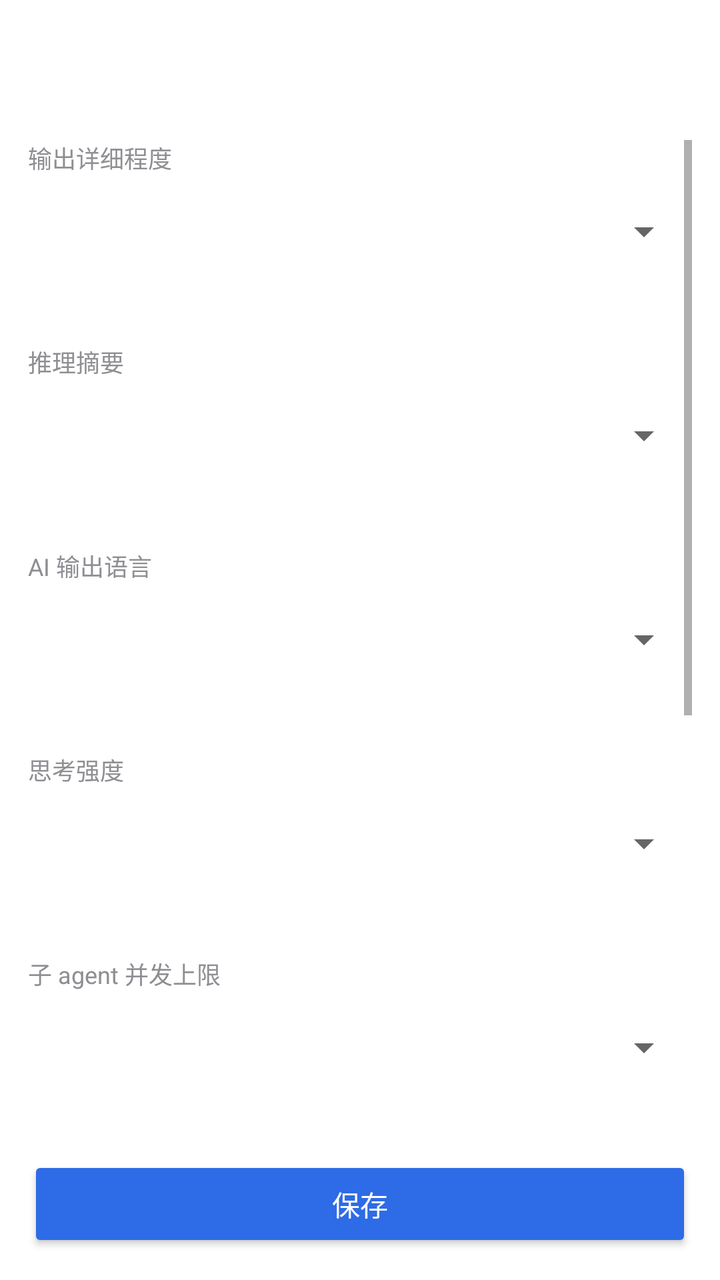
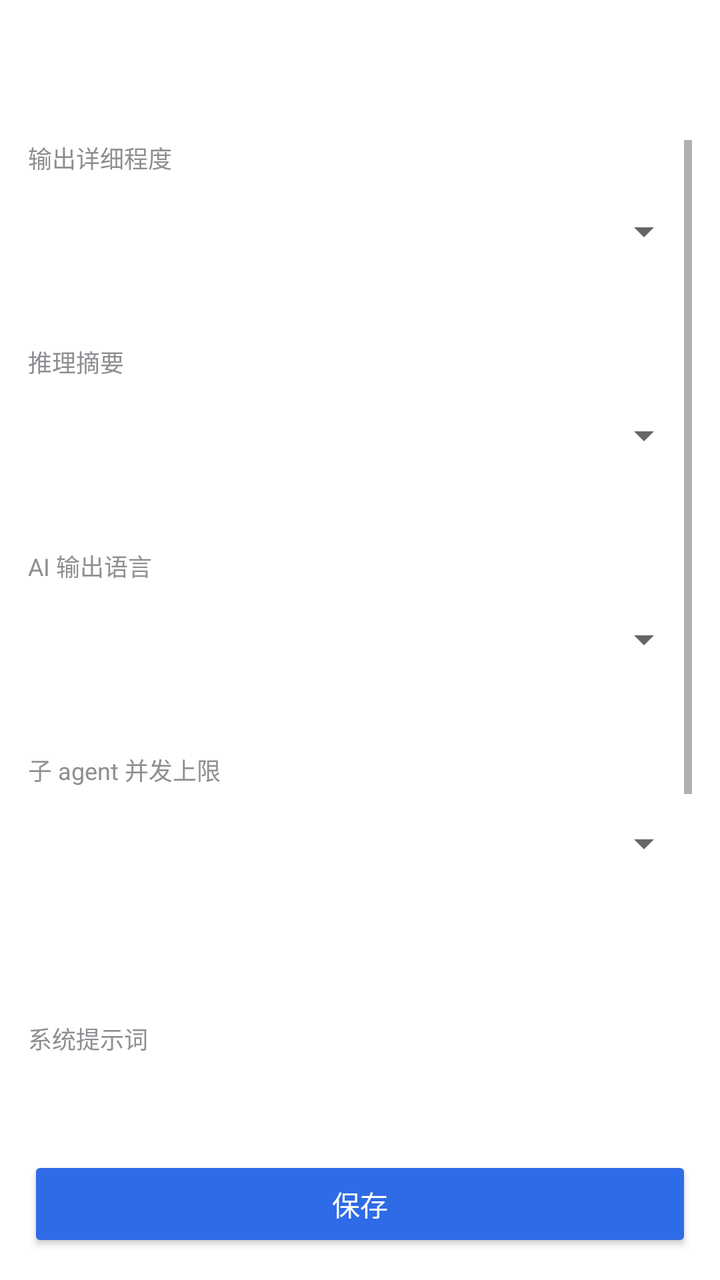

Before-and-after screenshots of an Android layout around one commit, followed by the original layout XML and the change that was made.
<!-- AndroidManifest.xml: application theme AppTheme -->
<!-- res/layout/activity_user_preferences.xml -->
<?xml version="1.0" encoding="utf-8"?>
<LinearLayout xmlns:android="http://schemas.android.com/apk/res/android"
    android:layout_width="match_parent" android:layout_height="match_parent"
    android:orientation="vertical" android:background="@color/bg_window">
    <androidx.appcompat.widget.Toolbar android:id="@+id/toolbar"
        android:layout_width="match_parent" android:layout_height="?attr/actionBarSize"
        android:background="@color/surface" android:title="@string/settings_preferences_title"
        android:titleTextColor="@color/text_primary"/>
    <ScrollView android:layout_width="match_parent" android:layout_height="0dp"
        android:layout_weight="1" android:padding="14dp">
        <LinearLayout android:layout_width="match_parent" android:layout_height="wrap_content" android:orientation="vertical">
            <TextView android:layout_width="match_parent" android:layout_height="wrap_content"
                android:text="@string/label_output_verbosity" android:textColor="@color/text_secondary"
                android:textSize="12sp" android:paddingBottom="4dp"/>
            <Spinner android:id="@+id/output_verbosity" android:layout_width="match_parent" android:layout_height="48dp"
                android:spinnerMode="dropdown" android:contentDescription="@string/label_output_verbosity"/>
            <TextView android:id="@+id/output_verbosity_description" android:layout_width="match_parent" android:layout_height="wrap_content"
                android:paddingLeft="8dp" android:paddingRight="8dp" android:paddingBottom="4dp"
                android:textColor="@color/text_secondary" android:textSize="12sp"/>
            <TextView android:layout_width="match_parent" android:layout_height="wrap_content"
                android:text="@string/label_reasoning_summary" android:textColor="@color/text_secondary"
                android:textSize="12sp" android:paddingTop="12dp" android:paddingBottom="4dp"/>
            <Spinner android:id="@+id/reasoning_summary" android:layout_width="match_parent" android:layout_height="48dp"
                android:spinnerMode="dropdown" android:contentDescription="@string/label_reasoning_summary"/>
            <TextView android:id="@+id/reasoning_summary_description" android:layout_width="match_parent" android:layout_height="wrap_content"
                android:paddingLeft="8dp" android:paddingRight="8dp" android:paddingBottom="4dp"
                android:textColor="@color/text_secondary" android:textSize="12sp"/>
            <TextView android:layout_width="match_parent" android:layout_height="wrap_content"
                android:text="@string/label_output_language" android:textColor="@color/text_secondary"
                android:textSize="12sp" android:paddingTop="12dp" android:paddingBottom="4dp"/>
            <Spinner android:id="@+id/output_language" android:layout_width="match_parent" android:layout_height="48dp"
                android:spinnerMode="dropdown" android:contentDescription="@string/label_output_language"/>
            <TextView android:id="@+id/output_language_description" android:layout_width="match_parent" android:layout_height="wrap_content"
                android:paddingLeft="8dp" android:paddingRight="8dp" android:paddingBottom="4dp"
                android:textColor="@color/text_secondary" android:textSize="12sp"/>
            <TextView android:layout_width="match_parent" android:layout_height="wrap_content"
                android:text="@string/label_reasoning_effort" android:textColor="@color/text_secondary"
                android:textSize="12sp" android:paddingTop="12dp" android:paddingBottom="4dp"/>
            <Spinner android:id="@+id/reasoning_effort" android:layout_width="match_parent" android:layout_height="48dp"
                android:spinnerMode="dropdown" android:contentDescription="@string/label_reasoning_effort"/>
            <TextView android:id="@+id/reasoning_effort_description" android:layout_width="match_parent" android:layout_height="wrap_content"
                android:paddingLeft="8dp" android:paddingRight="8dp" android:paddingBottom="4dp"
                android:textColor="@color/text_secondary" android:textSize="12sp"/>
            <TextView android:layout_width="match_parent" android:layout_height="wrap_content"
                android:text="@string/label_agent_concurrency" android:textColor="@color/text_secondary"
                android:textSize="12sp" android:paddingTop="12dp" android:paddingBottom="4dp"/>
            <Spinner android:id="@+id/agent_concurrency" android:layout_width="match_parent" android:layout_height="48dp"
                android:spinnerMode="dropdown" android:contentDescription="@string/label_agent_concurrency"/>
            <TextView android:id="@+id/agent_concurrency_description" android:layout_width="match_parent" android:layout_height="wrap_content"
                android:paddingLeft="8dp" android:paddingRight="8dp" android:paddingBottom="4dp"
                android:textColor="@color/text_secondary" android:textSize="12sp"/>
            <TextView android:id="@+id/agent_status" android:layout_width="match_parent" android:layout_height="wrap_content"
                android:padding="8dp" android:textColor="@color/text_secondary" android:textSize="12sp"/>
            <TextView android:layout_width="match_parent" android:layout_height="wrap_content"
                android:text="@string/label_system_prompt" android:textColor="@color/text_secondary"
                android:textSize="12sp" android:paddingTop="12dp" android:paddingBottom="4dp"/>
            <EditText android:id="@+id/system_prompt" android:layout_width="match_parent" android:layout_height="200dp"
                android:background="@color/surface" android:gravity="top|start" android:textColor="@color/text_primary"
                android:textSize="12sp" android:padding="10dp" android:inputType="textMultiLine|textNoSuggestions" android:typeface="monospace"/>
            <TextView android:layout_width="match_parent" android:layout_height="wrap_content"
                android:text="@string/label_env_context" android:textColor="@color/text_secondary"
                android:textSize="12sp" android:paddingTop="12dp" android:paddingBottom="4dp"/>
            <TextView android:id="@+id/env_context" android:layout_width="match_parent" android:layout_height="wrap_content"
                android:background="@color/code_bg" android:textColor="@color/text_secondary"
                android:textSize="12sp" android:padding="10dp" android:typeface="monospace"/>
        </LinearLayout>
    </ScrollView>
    <Button android:id="@+id/save" android:layout_width="match_parent" android:layout_height="wrap_content"
        android:layout_margin="14dp" android:text="@string/action_save" android:textColor="#FFFFFF" android:backgroundTint="@color/colorAccent"/>
</LinearLayout>
<!-- resources referenced by this layout -->
<resources>
  <color name="bg_window">#FFFFFF</color>
  <color name="code_bg">#F2F2F4</color>
  <color name="colorAccent">#2E6BE6</color>
  <color name="surface">#FFFFFF</color>
  <color name="text_primary">#0D0D0D</color>
  <color name="text_secondary">#8E8E93</color>
  <string name="action_save">保存</string>
  <string name="label_agent_concurrency">子 agent 并发上限</string>
  <string name="label_env_context">环境（每轮自动附加，不用改）</string>
  <string name="label_output_language">AI 输出语言</string>
  <string name="label_output_verbosity">输出详细程度</string>
  <string name="label_reasoning_effort">思考强度</string>
  <string name="label_reasoning_summary">推理摘要</string>
  <string name="label_system_prompt">系统提示词</string>
  <string name="settings_preferences_title">用户偏好</string>
  <style name="AppTheme" parent="Theme.AppCompat.Light.NoActionBar">
          <item name="colorPrimary">@color/colorPrimary</item>
          <item name="colorPrimaryDark">@color/colorPrimaryDark</item>
          <item name="colorAccent">@color/accent</item>
          <item name="android:windowBackground">@color/bg_window</item>
      </style>
  <color name="colorPrimary">#FFFFFF</color>
  <color name="colorPrimaryDark">#EDEDED</color>
  <color name="accent">#2E6BE6</color>
</resources>

<!-- the commit's change to res/layout/activity_user_preferences.xml (unified diff, before → after) -->
@@ -34,14 +34,6 @@
                 android:paddingLeft="8dp" android:paddingRight="8dp" android:paddingBottom="4dp"
                 android:textColor="@color/text_secondary" android:textSize="12sp"/>
             <TextView android:layout_width="match_parent" android:layout_height="wrap_content"
-                android:text="@string/label_reasoning_effort" android:textColor="@color/text_secondary"
-                android:textSize="12sp" android:paddingTop="12dp" android:paddingBottom="4dp"/>
-            <Spinner android:id="@+id/reasoning_effort" android:layout_width="match_parent" android:layout_height="48dp"
-                android:spinnerMode="dropdown" android:contentDescription="@string/label_reasoning_effort"/>
-            <TextView android:id="@+id/reasoning_effort_description" android:layout_width="match_parent" android:layout_height="wrap_content"
-                android:paddingLeft="8dp" android:paddingRight="8dp" android:paddingBottom="4dp"
-                android:textColor="@color/text_secondary" android:textSize="12sp"/>
-            <TextView android:layout_width="match_parent" android:layout_height="wrap_content"
                 android:text="@string/label_agent_concurrency" android:textColor="@color/text_secondary"
                 android:textSize="12sp" android:paddingTop="12dp" android:paddingBottom="4dp"/>
             <Spinner android:id="@+id/agent_concurrency" android:layout_width="match_parent" android:layout_height="48dp"
<!-- resource entries referenced after the edit -->
@@ -11,7 +11,6 @@
   <string name="label_env_context">环境（每轮自动附加，不用改）</string>
   <string name="label_output_language">AI 输出语言</string>
   <string name="label_output_verbosity">输出详细程度</string>
-  <string name="label_reasoning_effort">思考强度</string>
   <string name="label_reasoning_summary">推理摘要</string>
   <string name="label_system_prompt">系统提示词</string>
   <string name="settings_preferences_title">用户偏好</string>
